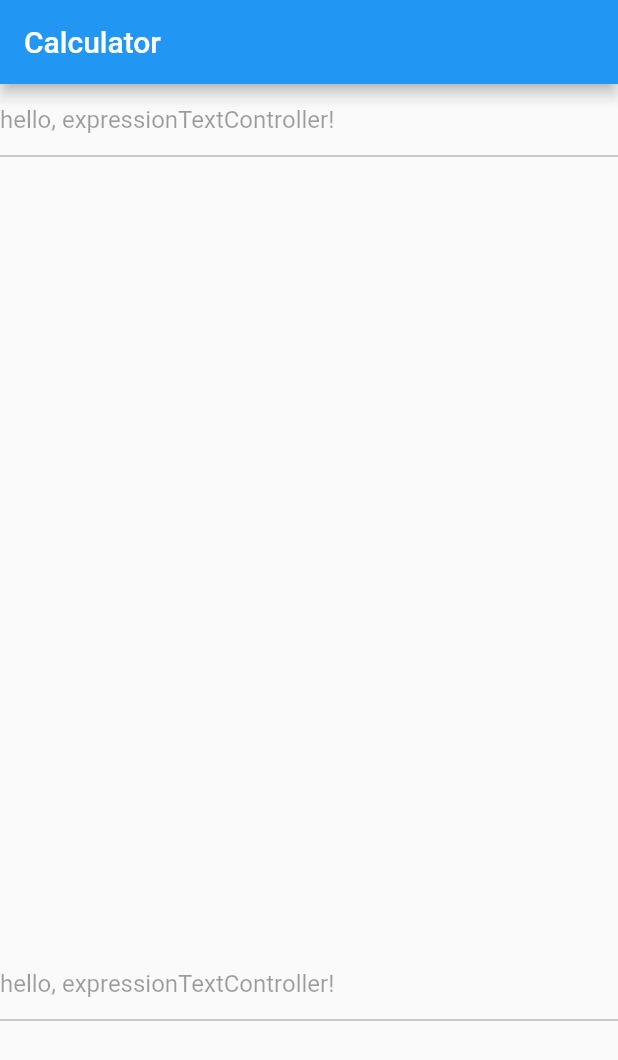
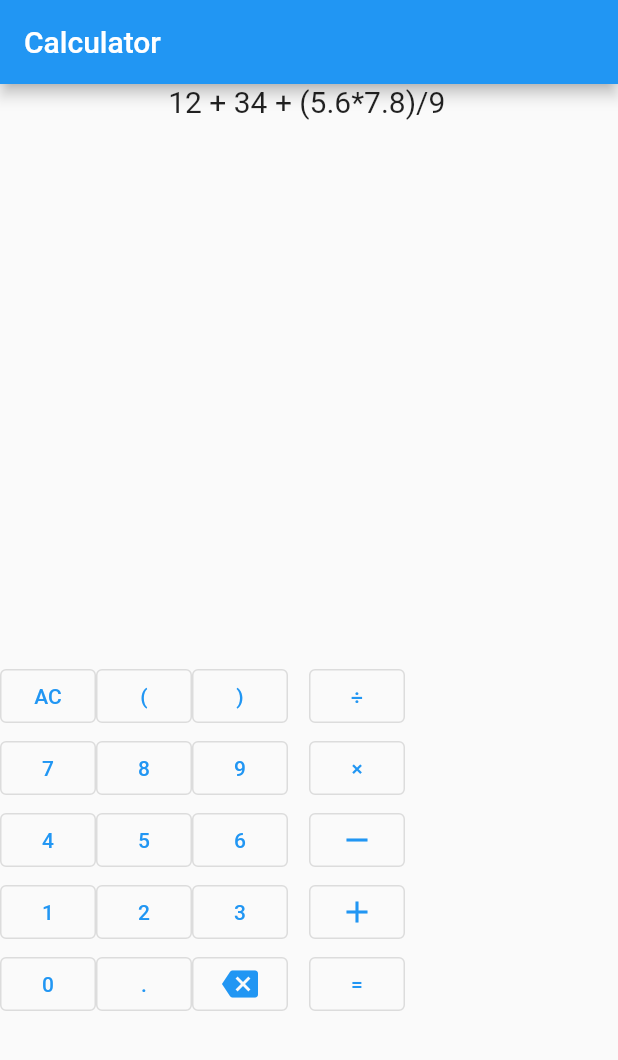
Before and after one commit to enzoescipy/ENIT_practice_flutter_1_calculator, a Flutter app: the screen it shows after launch, on a phone screen of 412 x 824 dp. Shown: the top 1060 px of the screen. Run offline on Flutter 3.47's test engine with Material 2 defaults, Android fonts, the phone set to English and light mode, and no system bars; missing offline and left inert: dart:ffi.

Commit message:
basical buttons and LCD position text temporary builded. will change the LCD part, SelecableText to TextField.

```diff
--- a/calculator/lib/controller/calc_manager.dart
+++ b/calculator/lib/controller/calc_manager.dart
@@ -6,7 +6,7 @@ enum ExpFault { invalid, abnormal }
 
 class CalcManager {
   String _expression = "";
-  int _cursor = 0;
+  int? _cursor = null;
 
   double? _result =
       null; // if null, this means that the result is not the normal double value.
@@ -15,6 +15,26 @@ class CalcManager {
   ExpFault _abnormalCase = ExpFault.invalid;
 
   CalcManager() {}
+
+  /// debug function. delete this when production!!
+  void debug() {
+    _expression = "12 + 34 + (5.6*7.8)/9";
+  }
+
+  /// get expression from the manager.
+  String getExpression() {
+    var showableExp = _expression.replaceAll("/", "÷");
+    return _expression;
+  }
+
+  /// get the result from the manager.
+  String getResult() {
+    if (_result != null) {
+      return _result.toString();
+    } else {
+      return "";
+    }
+  }
 
   /// evaluate the current _expression, then fill the _result.
   /// also change the _abnormalCase if needed.
@@ -66,12 +86,20 @@ class CalcManager {
     }
   }
 
+  void disableCursor() {
+    _cursor = null;
+  }
+
   /// add 1 length char to the expression, then run the calculate
   /// running without validaiton of param
   void _addCharExpression(String numberChar) {
+    if (_cursor == null) {
+      return;
+    }
+    int cursor = _cursor!;
     _expression = _expression.substring(0, _cursor) +
         numberChar +
-        _expression.substring(_cursor);
+        _expression.substring(cursor);
     _calculate();
   }
 
@@ -112,6 +140,10 @@ class CalcManager {
     _addCharExpression("9");
   }
 
+  void addExp0() {
+    _addCharExpression("0");
+  }
+
   void addExpDot() {
     _addCharExpression(".");
   }
@@ -126,6 +158,22 @@ class CalcManager {
     _addCharExpression(")");
   }
 
+  void addExpMul() {
+    _addCharExpression("*");
+  }
+
+  void addExpDiv() {
+    _addCharExpression("/");
+  }
+
+  void addExpPlus() {
+    _addCharExpression("+");
+  }
+
+  void addExpMinus() {
+    _addCharExpression("-");
+  }
+
   /// delete the all of the expression
   void initializeExpression() {
     _expression = "";
@@ -135,8 +183,12 @@ class CalcManager {
 
   /// delete the one char from the expression.
   void deleteCharExpression() {
+    if (_cursor == null) {
+      return;
+    }
+    int cursor = _cursor!;
     _expression =
-        _expression.substring(0, _cursor - 1) + _expression.substring(_cursor);
+        _expression.substring(0, cursor - 1) + _expression.substring(cursor);
     _calculate();
   }
 
@@ -145,7 +197,7 @@ class CalcManager {
   /// if the expresion result is not the normal case, do nothing.
   ///
   /// reguard the _calculate() is called before.
-  void getResult() {
+  void expressionEquals() {
     if (_result == null) {
       return;
     }
--- a/calculator/lib/view/mainPage.dart
+++ b/calculator/lib/view/mainPage.dart
@@ -19,19 +19,19 @@ class MyHomePage extends StatefulWidget {
 }
 
 class _MyHomePageState extends State<MyHomePage> {
-  TextEditingController expressionTextController = TextEditingController();
-  TextEditingController resultTextController = TextEditingController();
+  CalcManager calcManager = CalcManager();
+
+  ScrollController expressionScrollController = ScrollController();
+  ScrollController resultScrollController = ScrollController();
+
   @override
   void initState() {
     super.initState();
-    // //debug
-    // var testTree = BracketExpressionTree();
-    // testTree.parseExpression("(1+3*(3+6)/(2)*7/(-0))");
-    // log(testTree.evaluate().toString());
-    // //debug
 
-    expressionTextController.text = "hello, expressionTextController!";
-    resultTextController.text = "hello, resultTextController!";
+    //debug
+    calcManager.debug();
+    //debug
+
   }
 
   @override
@@ -42,8 +42,15 @@ class _MyHomePageState extends State<MyHomePage> {
         ),
         body: Column(
           children: [
-            Expanded(
-                child: partLCD(expressionTextController, resultTextController))
+            Flexible(
+                child: partLCD(
+                    calcManager.getExpression(),
+                    calcManager.getResult(),
+                    expressionScrollController,
+                    resultScrollController
+                    ),
+                flex: 1),
+            Flexible(child: partButton()),
           ],
         )
         // body: Column(
@@ -51,26 +58,213 @@ class _MyHomePageState extends State<MyHomePage> {
         // ),
         );
   }
+
+  Widget partLCD(
+      String expressionString,
+      String resultString,
+      ScrollController expressionScrollController,
+      ScrollController resultScrollController) {
+
+    void selectionChangedThen(
+        TextSelection select, SelectionChangedCause? cause) {
+      if (select.baseOffset == select.extentOffset) {
+        calcManager.moveCursor(select.baseOffset);
+      } else {
+        calcManager.disableCursor();
+      }
     }
 
-Widget partLCD(TextEditingController expressionTextController,
-    TextEditingController resultTextController) {
     return Column(
       children: [
         // the expression part
-      Expanded(
+        Flexible(
             flex: 3,
-          child: TextField(
-            controller: expressionTextController,
-            enabled: false,
+            child: Scrollbar(
+                controller: expressionScrollController,
+                child: SingleChildScrollView(
+                  controller: expressionScrollController,
+                  scrollDirection: Axis.vertical,
+                  child: Container(
+                      // color: Colors.green,
+                      child: SelectableText(
+                    expressionString,
+                    onSelectionChanged: selectionChangedThen,
+                    style: const TextStyle(fontSize: 20),
+                    showCursor: true,
                   )),
+                ))),
         // the result part
-      Expanded(
+        Flexible(
             flex: 1,
-          child: TextField(
-            controller: expressionTextController,
-            enabled: false,
+            child: Scrollbar(
+              scrollbarOrientation: ScrollbarOrientation.bottom,
+              controller: resultScrollController,
+              child: SingleChildScrollView(
+                controller: resultScrollController,
+                scrollDirection: Axis.horizontal,
+                child: Container(
+                  // color: Colors.red,
+                  child: SelectableText(
+                    resultString,
+                    style: const TextStyle(fontSize: 20),
+                    showCursor: true,
+                  ),
+                ),
+              ),
             )),
       ],
     );
   }
+
+  Widget partButton() {
+    var ACBracketRow = Row(
+      children: [
+        OutlinedButton(
+            onPressed: () => {
+                  setState(() => {calcManager.initializeExpression()})
+                },
+            child: Text("AC")),
+        OutlinedButton(
+            onPressed: () => {
+                  setState(() => {calcManager.addExpLeftBracket()})
+                },
+            child: Text("(")),
+        OutlinedButton(
+            onPressed: () => {
+                  setState(() => {calcManager.addExpRightBracket()})
+                },
+            child: Text(")")),
+      ],
+    );
+
+    var OperatorEqual = Column(
+      children: [
+        OutlinedButton(
+            onPressed: () => {
+                  setState(() => {calcManager.addExpDiv()})
+                },
+            child: Text("÷")),
+        OutlinedButton(
+            onPressed: () => {
+                  setState(() => {calcManager.addExpMul()})
+                },
+            child: Text("×")),
+        OutlinedButton(
+            onPressed: () => {
+                  setState(() => {calcManager.addExpMinus()})
+                },
+            child: Icon(Icons.remove)),
+        OutlinedButton(
+            onPressed: () => {
+                  setState(() => {calcManager.addExpPlus()})
+                },
+            child: Icon(Icons.add)),
+        OutlinedButton(
+            onPressed: () => {
+                  setState(() => {calcManager.expressionEquals()})
+                },
+            child: Text("=")),
+      ],
+    );
+
+    var numpadDelete = Column(
+      children: [
+        Flexible(
+            child: Row(
+          children: [
+            OutlinedButton(
+                onPressed: () => {
+                      setState(() => {calcManager.addExp7()})
+                    },
+                child: Text("7")),
+            OutlinedButton(
+                onPressed: () => {
+                      setState(() => {calcManager.addExp8()})
+                    },
+                child: Text("8")),
+            OutlinedButton(
+                onPressed: () => {
+                      setState(() => {calcManager.addExp9()})
+                    },
+                child: Text("9")),
+          ],
+        )),
+        Flexible(
+            child: Row(
+          children: [
+            OutlinedButton(
+                onPressed: () => {
+                      setState(() => {calcManager.addExp4()})
+                    },
+                child: Text("4")),
+            OutlinedButton(
+                onPressed: () => {
+                      setState(() => {calcManager.addExp5()})
+                    },
+                child: Text("5")),
+            OutlinedButton(
+                onPressed: () => {
+                      setState(() => {calcManager.addExp6()})
+                    },
+                child: Text("6")),
+          ],
+        )),
+        Flexible(
+            child: Row(
+          children: [
+            OutlinedButton(
+                onPressed: () => {
+                      setState(() => {calcManager.addExp1()})
+                    },
+                child: Text("1")),
+            OutlinedButton(
+                onPressed: () => {
+                      setState(() => {calcManager.addExp2()})
+                    },
+                child: Text("2")),
+            OutlinedButton(
+                onPressed: () => {
+                      setState(() => {calcManager.addExp3()})
+                    },
+                child: Text("3")),
+          ],
+        )),
+        Flexible(
+            child: Row(
+          children: [
+            OutlinedButton(
+                onPressed: () => {
+                      setState(() => {calcManager.addExp0()})
+                    },
+                child: Text("0")),
+            OutlinedButton(
+                onPressed: () => {
+                      setState(() => {calcManager.addExpDot()})
+                    },
+                child: Text(".")),
+            OutlinedButton(
+                onPressed: () => {
+                      setState(() => {calcManager.deleteCharExpression()})
+                    },
+                child: Icon(Icons.backspace)),
+          ],
+        ))
+      ],
+    );
+
+    return Row(
+      children: [
+        Flexible(
+            child: Column(
+          children: [
+            Flexible(child: ACBracketRow),
+            Flexible(
+              child: numpadDelete,
+            )
+          ],
+        )),
+        Flexible(child: OperatorEqual)
+      ],
+    );
+  }
+}
```
Lines whose indentation alone changed are shown as unchanged.
